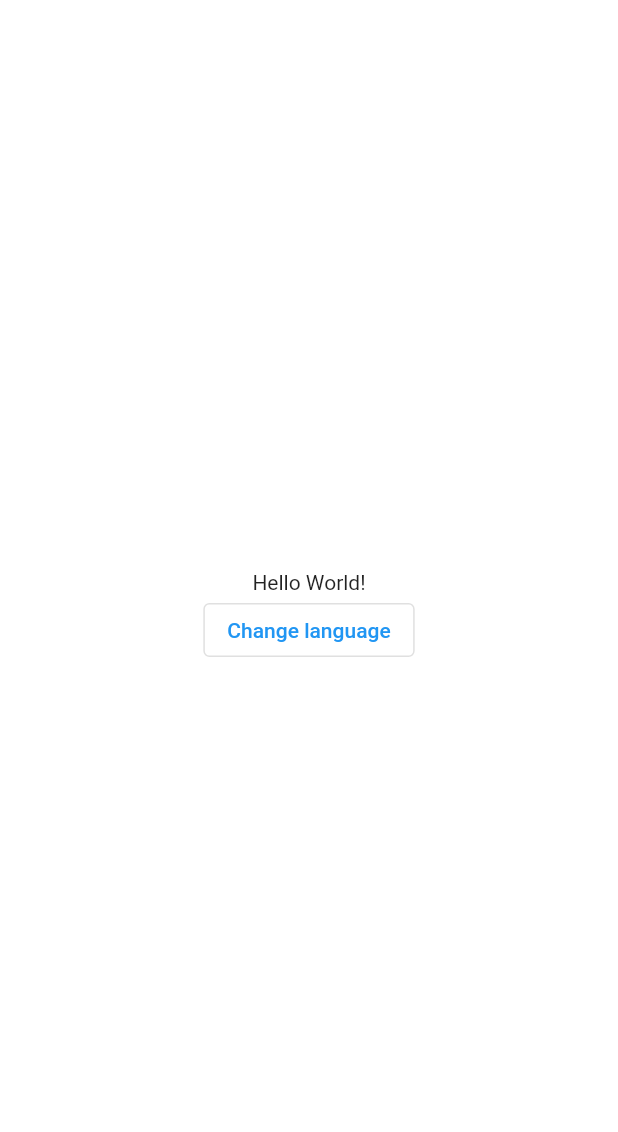
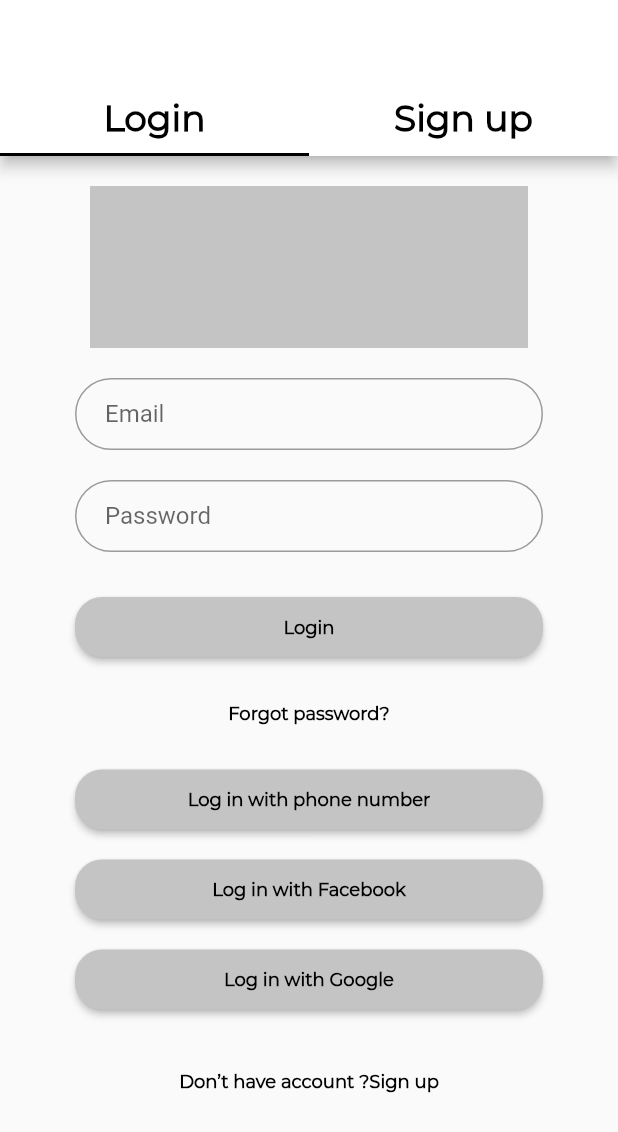
Before and after one commit to nguyenhoanghai1502/FlutterApp, a Flutter app: the screen it shows after launch, on a phone screen of 412 x 824 dp. Shown: the top 1132 px of the screen. Run offline on Flutter 3.47's test engine with Material 2 defaults, Android fonts, the phone set to English and light mode, and no system bars; our stand-ins replace dio, flutter_screenutil.

Commit message:
login screen

```diff
--- /dev/null
+++ b/lib/Screens/Authentication/authentication_screen.dart
@@ -0,0 +1,14 @@
+import 'package:flutter/material.dart';
+
+import 'components/tabcontrol.dart';
+
+class AuthenticationScreen extends StatelessWidget {
+  @override
+  Widget build(BuildContext context) {
+    return (Scaffold(
+        resizeToAvoidBottomInset: false,
+        body: TabControl(),
+      )
+    );
+  }
+}
--- /dev/null
+++ b/lib/Screens/Authentication/components/have_account_or_not.dart
@@ -0,0 +1,28 @@
+import 'package:flutter/material.dart';
+import 'package:flutter_mental_health/constants.dart';
+class HaveAccountOrNot extends StatelessWidget {
+  var name;
+  var selector;
+  HaveAccountOrNot({this.name, this.selector});
+  @override
+  Widget build(BuildContext context) {
+    return Row(mainAxisAlignment: MainAxisAlignment.center, children: [
+      Text(name,
+          style: TextStyle(
+              fontFamily: textFont,
+              fontSize: fontSize,
+              fontWeight: FontWeight.w600,
+              color: textColor)),
+      GestureDetector(
+        onTap: () => {},
+        child: Text(selector,
+            style: TextStyle(
+              fontFamily: textFont,
+              fontSize: fontSize,
+              fontWeight: FontWeight.w700,
+              color: textColor,
+            )),
+      )
+    ]);
+  }
+}
--- /dev/null
+++ b/lib/Screens/Authentication/components/sign_in_body.dart
@@ -0,0 +1,64 @@
+import 'package:flutter/cupertino.dart';
+import 'package:flutter/material.dart';
+import 'package:flutter_mental_health/constants.dart';
+import '../../../components/rounded_button.dart';
+import '../../../components/text_field_input.dart';
+import 'have_account_or_not.dart';
+
+class SinInBody extends StatelessWidget {
+  const SinInBody({
+    Key? key,
+  }) : super(key: key);
+
+  @override
+  Widget build(BuildContext context) {
+    return Padding(
+      padding: EdgeInsets.symmetric(horizontal: 50),
+      child: SingleChildScrollView(
+        physics: BouncingScrollPhysics(),
+        child: Column(
+          mainAxisAlignment: MainAxisAlignment.center,
+          children: [
+            Container(
+              width: double.infinity,
+              height: 108,
+              decoration: BoxDecoration(color: buttonColor),
+              margin: EdgeInsets.symmetric(vertical: 20, horizontal: 10),
+            ),
+            TextFieldInput(hinText: "Email"),
+            TextFieldInput(hinText: "Password"),
+            RoundedButton(name: "Login",press: ()=>{}),
+            SizedBox(
+              height: 20,
+              width: double.infinity,
+            ),
+            Text("Forgot password?",
+                style: TextStyle(
+                    fontFamily: textFont,
+                    fontSize: fontSize,
+                    fontWeight: FontWeight.w600,
+                    color: textColor)),
+            SizedBox(
+              height: 20,
+              width: double.infinity,
+            ),
+            RoundedButton(name: "Log in with phone number",press: ()=>{}),
+            RoundedButton(name: "Log in with Facebook",press: ()=>{}),
+            RoundedButton(name: "Log in with Google",press: ()=>{}),
+            SizedBox(
+              height: 20,
+              width: double.infinity,
+            ),
+            Container(
+              margin: EdgeInsets.only(top: 10),
+              child: HaveAccountOrNot(
+                name: "Don’t have account ?",
+                selector: "Sign up",
+              ),
+            )
+          ],
+        ),
+      ),
+    );
+  }
+}
--- /dev/null
+++ b/lib/Screens/Authentication/components/tabcontrol.dart
@@ -0,0 +1,44 @@
+import 'package:flutter/material.dart';
+import 'package:flutter_mental_health/constants.dart';
+import 'SignUp/sign_up_body.dart';
+import 'sign_in_body.dart';
+import '../../../components/text_field_input.dart';
+
+class TabControl extends StatelessWidget {
+  @override
+  Widget build(BuildContext context) {
+    return (MaterialApp(
+      home: DefaultTabController(
+        length: 2,
+        child: Scaffold(
+          appBar: AppBar(
+            backgroundColor: Colors.white,
+            bottom: const TabBar(indicatorColor: textColor, tabs: [
+              Tab(
+                child: Text(
+                  "Login",
+                  style: TextStyle(
+                      color: textColor,
+                      fontSize: 24,
+                      fontFamily: textFont,
+                      fontWeight: FontWeight.w600),
+                ),
+              ),
+              Tab(
+                child: Text(
+                  "Sign up",
+                  style: TextStyle(
+                      color: textColor,
+                      fontSize: 24,
+                      fontFamily: textFont,
+                      fontWeight: FontWeight.w600),
+                ),
+              )
+            ]),
+          ),
+          body: TabBarView(children: [SinInBody(), SinUpBody()]),
+        ),
+      ),
+    ));
+  }
+}
--- a/lib/app.dart
+++ b/lib/app.dart
@@ -1,36 +1,23 @@
 import 'package:flutter/material.dart';
-import 'package:flutter_gen/gen_l10n/app_localizations.dart';
+// import 'package:flutter_gen/gen_l10n/app_localizations.dart';
 import 'package:flutter_localizations/flutter_localizations.dart';
+import 'package:flutter_mental_health/Screens/Authentication/authentication_screen.dart';
+import 'package:flutter_mental_health/Screens/Authentication/authentication_screen.dart';
 import 'package:flutter_mental_health/view_models/app_provider.dart';
 import 'package:flutter_mental_health/views/home_screen.dart';
 import 'package:flutter_screenutil/flutter_screenutil.dart';
 import 'package:provider/provider.dart';
-
+import 'constants.dart';
 class MentalHealthApp extends StatelessWidget {
   const MentalHealthApp({Key? key}) : super(key: key);
 
   @override
   Widget build(BuildContext context) {
-    return ScreenUtilInit(
-      //Put Figma size here
-      designSize: const Size(1080, 1920),
-      builder: () {
-        return MaterialApp(
-          localizationsDelegates: const [
-            AppLocalizations.delegate,
-            GlobalMaterialLocalizations.delegate,
-            GlobalWidgetsLocalizations.delegate,
-            GlobalCupertinoLocalizations.delegate,
-          ],
-          supportedLocales: const [
-            Locale('en'),
-            Locale('vi'),
-          ],
-          locale: context.watch<AppProvider>().locale,
-          debugShowCheckedModeBanner: false,
-          home: const HomeScreen(),
-        );
-      },
+    return MaterialApp(
+      theme: ThemeData(
+        scaffoldBackgroundColor: AppBackgroundColor
+      ),
+      home: AuthenticationScreen(),
     );
   }
 }
--- /dev/null
+++ b/lib/components/rounded_button.dart
@@ -0,0 +1,36 @@
+import 'package:flutter/material.dart';
+import 'package:flutter_mental_health/constants.dart';
+
+class RoundedButton extends StatelessWidget {
+  var name;
+  final Function press;
+  RoundedButton({Key? key, this.name, required this.press}) : super(key: key);
+
+  @override
+  Widget build(BuildContext context) {
+    return Container(
+      margin: EdgeInsets.symmetric(vertical: 10, horizontal: 0),
+      width: double.infinity,
+      height: 40,
+      child: ElevatedButton(
+        style: ButtonStyle(
+            backgroundColor: MaterialStateProperty.all<Color>(buttonColor),
+            shape: MaterialStateProperty.all<RoundedRectangleBorder>(
+                RoundedRectangleBorder(
+                    borderRadius: BorderRadius.circular(18.0),
+                    side: BorderSide.none))),
+        child: Text(
+          name,
+          style: TextStyle(
+              fontFamily: textFont,
+              fontSize: fontSize,
+              fontWeight: FontWeight.w600,
+              color: textColor),
+        ),
+        onPressed: () {
+          press();
+        },
+      ),
+    );
+  }
+}
--- /dev/null
+++ b/lib/components/text_field_input.dart
@@ -0,0 +1,26 @@
+
+import 'package:flutter/material.dart';
+import 'package:flutter_mental_health/constants.dart';
+
+class TextFieldInput extends StatelessWidget {
+  var hinText;
+  TextFieldInput({this.hinText});
+  @override
+  Widget build(BuildContext context) {
+    return Container(
+      margin: EdgeInsets.only(bottom: 20),
+      width: double.infinity,
+      child: TextField(
+        cursorColor: textColor,
+        decoration: InputDecoration(
+            contentPadding: EdgeInsets.symmetric(vertical: 8, horizontal: 20),
+            focusedBorder: OutlineInputBorder(
+                borderSide: BorderSide(color: textColor),
+                borderRadius: BorderRadius.circular(borderRadius),
+                ),
+            hintText: hinText,
+            border: OutlineInputBorder(
+                borderRadius: BorderRadius.circular(borderRadius)),))
+    );
+  }
+}
--- /dev/null
+++ b/lib/constants.dart
@@ -0,0 +1,9 @@
+import 'package:flutter/material.dart';
+
+const AppBackgroundColor = Color(0xffE5E5E5);
+const textColor = Color(0xff000000);
+const buttonColor = Color(0xffc4c4c4);
+const borderRadius = 50.0;
+const fontSize = 12.0;
+const textFont = 'Montserrat';
+const btnTextColor = Color(0xffffffff);
--- a/lib/views/home_screen.dart
+++ b/lib/views/home_screen.dart
@@ -1,32 +1,32 @@
-import 'package:flutter/cupertino.dart';
-import 'package:flutter/material.dart';
-import 'package:flutter_gen/gen_l10n/app_localizations.dart';
-import 'package:flutter_mental_health/configs/color_config.dart';
-import 'package:flutter_mental_health/view_models/app_provider.dart';
-import 'package:provider/provider.dart';
+// import 'package:flutter/cupertino.dart';
+// import 'package:flutter/material.dart';
+// import 'package:flutter_gen/gen_l10n/app_localizations.dart';
+// import 'package:flutter_mental_health/configs/color_config.dart';
+// import 'package:flutter_mental_health/view_models/app_provider.dart';
+// import 'package:provider/provider.dart';
 
-class HomeScreen extends StatelessWidget {
-  static const id = "HomeScreen";
+// class HomeScreen extends StatelessWidget {
+//   static const id = "HomeScreen";
 
-  const HomeScreen({Key? key}) : super(key: key);
+//   const HomeScreen({Key? key}) : super(key: key);
 
-  @override
-  Widget build(BuildContext context) {
-    return Scaffold(
-      backgroundColor: AppColors.kColor1,
-      body: Center(
-        child: Column(
-          mainAxisAlignment: MainAxisAlignment.center,
-          children: [
-            Text(AppLocalizations.of(context)!.helloWorld),
-            OutlinedButton(
-                onPressed: () {
-                  context.read<AppProvider>().toggleLocale();
-                },
-                child: Text(AppLocalizations.of(context)!.changeLanguage)),
-          ],
-        ),
-      ),
-    );
-  }
-}
+//   @override
+//   Widget build(BuildContext context) {
+//     return Scaffold(
+//       backgroundColor: AppColors.kColor1,
+//       body: Center(
+//         child: Column(
+//           mainAxisAlignment: MainAxisAlignment.center,
+//           children: [
+//             Text(AppLocalizations.of(context)!.helloWorld),
+//             OutlinedButton(
+//                 onPressed: () {
+//                   context.read<AppProvider>().toggleLocale();
+//                 },
+//                 child: Text(AppLocalizations.of(context)!.changeLanguage)),
+//           ],
+//         ),
+//       ),
+//     );
+//   }
+// }
```
Also changed, not shown: lib/Screens/Authentication/components/SignUp/sign_up_authen.dart (added, +56 -0 lines), lib/Screens/Authentication/components/SignUp/sign_up_body.dart (added, +40 -0 lines), lib/Screens/Authentication/components/SignUp/sign_up_with_phone.dart (added, +58 -0 lines), pubspec.yaml (+5 -4 lines), assets/fonts/Montserrat-Regular.ttf (added), lib/Screens/Authentication/components/SignUp/sign_up_with_email.dart (added).
